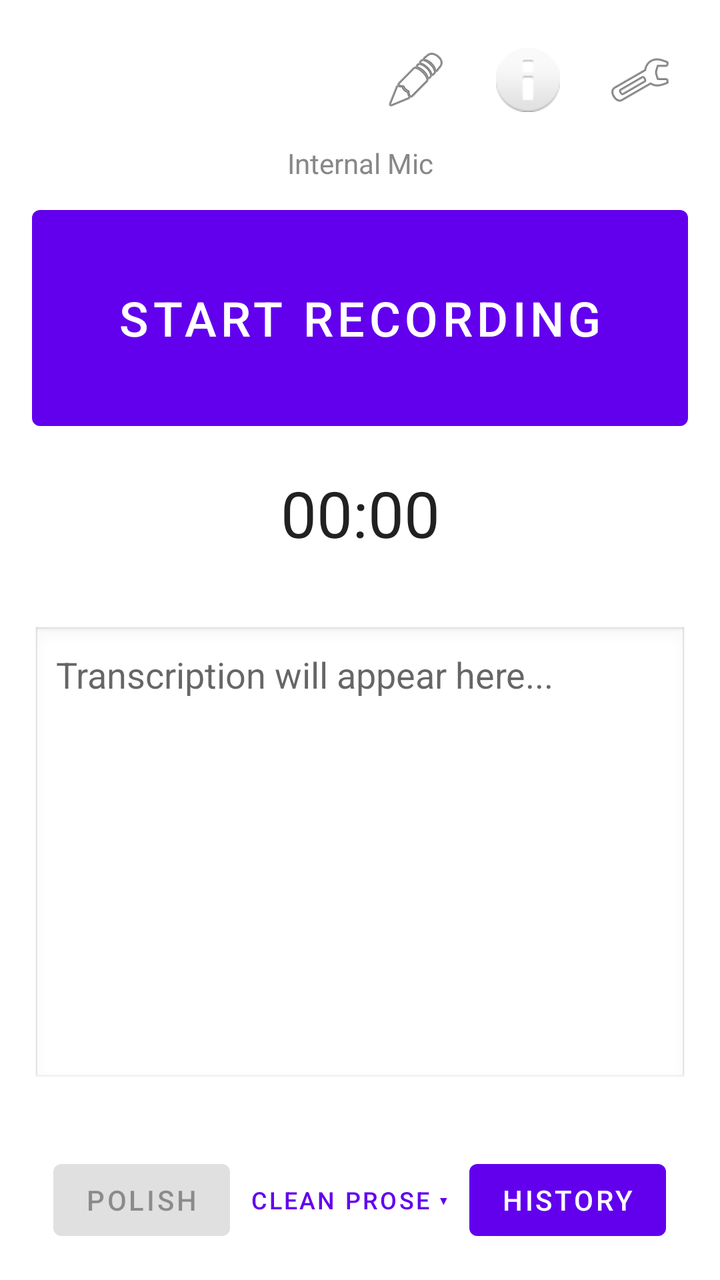
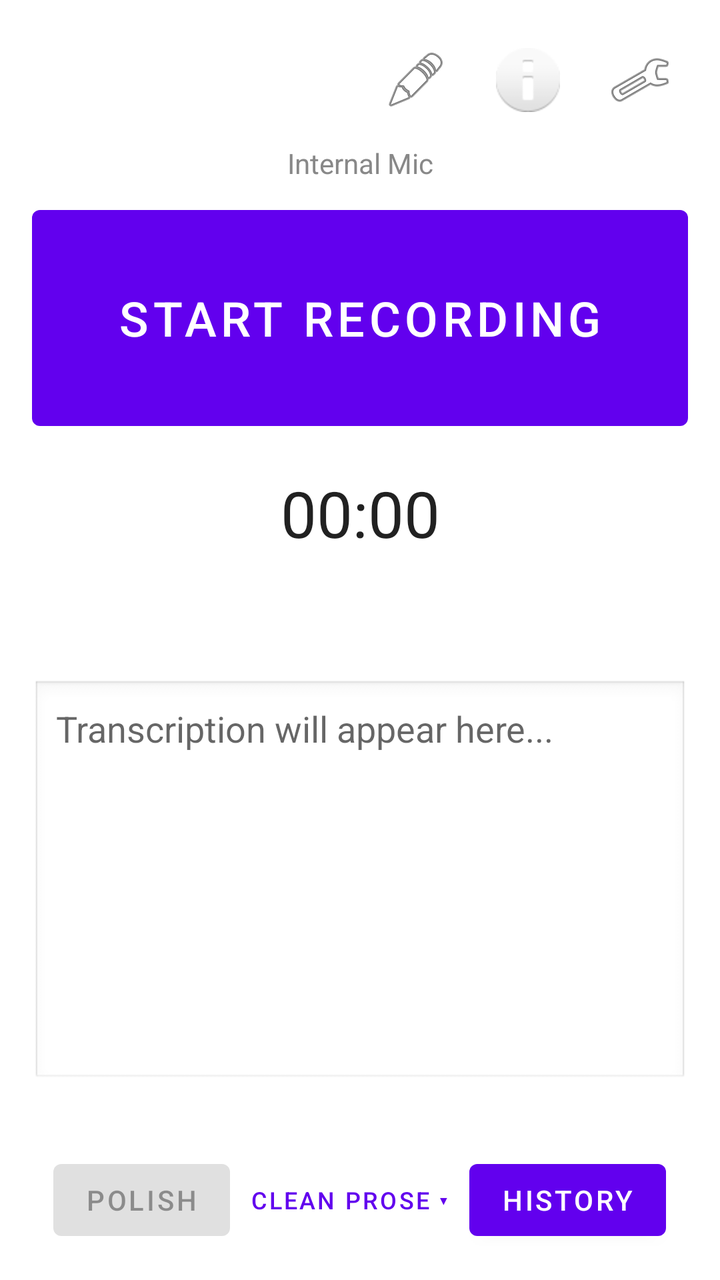

An Android layout rendered at two revisions. The XML below is the earlier revision; the diff shows what the commit changed to produce the second picture.
<!-- AndroidManifest.xml: application theme Theme.Stow -->
<!-- res/layout/activity_main.xml -->
<?xml version="1.0" encoding="utf-8"?>
<androidx.constraintlayout.widget.ConstraintLayout xmlns:android="http://schemas.android.com/apk/res/android"
    xmlns:app="http://schemas.android.com/apk/res-auto"
    xmlns:tools="http://schemas.android.com/tools"
    android:layout_width="match_parent"
    android:layout_height="match_parent"
    android:padding="16dp"
    tools:context=".MainActivity">

    <ImageButton
        android:id="@+id/btnJargon"
        android:layout_width="48dp"
        android:layout_height="48dp"
        android:src="@android:drawable/ic_menu_edit"
        android:contentDescription="Jargon Dictionary"
        android:background="?attr/selectableItemBackgroundBorderless"
        app:layout_constraintEnd_toStartOf="@+id/btnInfo"
        app:layout_constraintTop_toTopOf="parent"
        android:layout_marginEnd="8dp" />

    <ImageButton
        android:id="@+id/btnInfo"
        android:layout_width="48dp"
        android:layout_height="48dp"
        android:src="@android:drawable/ic_dialog_info"
        android:contentDescription="Info"
        android:background="?attr/selectableItemBackgroundBorderless"
        app:layout_constraintEnd_toStartOf="@+id/btnSettings"
        app:layout_constraintTop_toTopOf="parent"
        android:layout_marginEnd="8dp" />

    <ImageButton
        android:id="@+id/btnSettings"
        android:layout_width="48dp"
        android:layout_height="48dp"
        android:src="@android:drawable/ic_menu_preferences"
        android:contentDescription="Settings"
        android:background="?attr/selectableItemBackgroundBorderless"
        app:layout_constraintEnd_toEndOf="parent"
        app:layout_constraintTop_toTopOf="parent" />

    <TextView
        android:id="@+id/tvMicIndicator"
        android:layout_width="wrap_content"
        android:layout_height="wrap_content"
        android:layout_marginTop="8dp"
        android:text="Internal Mic"
        android:textSize="14sp"
        android:textColor="#888888"
        app:layout_constraintEnd_toEndOf="parent"
        app:layout_constraintStart_toStartOf="parent"
        app:layout_constraintTop_toBottomOf="@+id/btnSettings" />

    <Button
        android:id="@+id/btnRecord"
        android:layout_width="0dp"
        android:layout_height="120dp"
        android:text="Start Recording"
        android:textSize="24sp"
        android:layout_marginTop="8dp"
        app:layout_constraintEnd_toEndOf="parent"
        app:layout_constraintStart_toStartOf="parent"
        app:layout_constraintTop_toBottomOf="@+id/tvMicIndicator" />

    <Chronometer
        android:id="@+id/chronometer"
        android:layout_width="wrap_content"
        android:layout_height="wrap_content"
        android:textSize="32sp"
        android:layout_marginTop="16dp"
        app:layout_constraintTop_toBottomOf="@+id/btnRecord"
        app:layout_constraintStart_toStartOf="parent"
        app:layout_constraintEnd_toEndOf="parent" />

    <TextView
        android:id="@+id/tvUsage"
        android:layout_width="wrap_content"
        android:layout_height="wrap_content"
        android:layout_marginTop="8dp"
        android:textSize="14sp"
        android:textStyle="italic"
        app:layout_constraintTop_toBottomOf="@+id/chronometer"
        app:layout_constraintStart_toStartOf="parent"
        app:layout_constraintEnd_toEndOf="parent" />

    <TextView
        android:id="@+id/tvResultLabel"
        android:layout_width="0dp"
        android:layout_height="wrap_content"
        android:layout_marginTop="16dp"
        android:text="Result (editable)"
        android:textSize="13sp"
        android:textStyle="bold"
        android:visibility="gone"
        app:layout_constraintEnd_toEndOf="parent"
        app:layout_constraintStart_toStartOf="parent"
        app:layout_constraintTop_toBottomOf="@+id/tvUsage" />

    <EditText
        android:id="@+id/etTranscription"
        android:layout_width="0dp"
        android:layout_height="0dp"
        android:layout_marginTop="8dp"
        android:background="@android:drawable/edit_text"
        android:gravity="top|start"
        android:hint="Transcription will appear here..."
        android:inputType="textMultiLine|textCapSentences"
        android:minLines="4"
        android:padding="12dp"
        android:scrollbars="vertical"
        android:textSize="18sp"
        android:focusable="false"
        android:focusableInTouchMode="false"
        android:cursorVisible="false"
        android:longClickable="true"
        app:layout_constraintBottom_toTopOf="@+id/resultActionRow"
        app:layout_constraintEnd_toEndOf="parent"
        app:layout_constraintStart_toStartOf="parent"
        app:layout_constraintTop_toBottomOf="@+id/tvResultLabel" />

    <LinearLayout
        android:id="@+id/resultActionRow"
        android:layout_width="0dp"
        android:layout_height="wrap_content"
        android:layout_marginBottom="8dp"
        android:gravity="center"
        android:orientation="horizontal"
        android:visibility="gone"
        app:layout_constraintBottom_toTopOf="@+id/tvVersion"
        app:layout_constraintEnd_toEndOf="parent"
        app:layout_constraintStart_toStartOf="parent">

        <Button
            android:id="@+id/btnCopyResult"
            android:layout_width="0dp"
            android:layout_height="wrap_content"
            android:layout_weight="1"
            android:text="Copy" />
    </LinearLayout>

    <TextView
        android:id="@+id/tvVersion"
        android:layout_width="wrap_content"
        android:layout_height="wrap_content"
        android:layout_marginBottom="16dp"
        android:textColor="#888888"
        android:textSize="12sp"
        app:layout_constraintBottom_toTopOf="@+id/bottomButtonRow"
        app:layout_constraintStart_toStartOf="parent"
        app:layout_constraintEnd_toEndOf="parent" />

    <LinearLayout
        android:id="@+id/bottomButtonRow"
        android:layout_width="0dp"
        android:layout_height="wrap_content"
        android:gravity="center"
        android:orientation="horizontal"
        app:layout_constraintBottom_toBottomOf="parent"
        app:layout_constraintEnd_toEndOf="parent"
        app:layout_constraintStart_toStartOf="parent">

        <Button
            android:id="@+id/btnPolish"
            android:layout_width="wrap_content"
            android:layout_height="wrap_content"
            android:enabled="false"
            android:text="Polish" />

        <Button
            android:id="@+id/btnPolishPreset"
            style="?attr/borderlessButtonStyle"
            android:layout_width="wrap_content"
            android:layout_height="wrap_content"
            android:layout_marginStart="2dp"
            android:layout_marginEnd="2dp"
            android:contentDescription="Polish preset"
            android:ellipsize="end"
            android:maxLines="1"
            android:maxWidth="132dp"
            android:textSize="12sp"
            android:text="Clean prose ▾" />

        <Button
            android:id="@+id/btnHistory"
            android:layout_width="wrap_content"
            android:layout_height="wrap_content"
            android:text="History" />
    </LinearLayout>

</androidx.constraintlayout.widget.ConstraintLayout>
<!-- resources referenced by this layout -->
<resources>
  <style name="Theme.Stow" parent="Theme.MaterialComponents.DayNight.DarkActionBar">
          
          <item name="colorPrimary">@color/primary</item>
          <item name="colorPrimaryVariant">@color/primaryDark</item>
          <item name="colorOnPrimary">@color/white</item>
          
          <item name="colorSecondary">@color/accent</item>
          <item name="colorSecondaryVariant">@color/accent</item>
          <item name="colorOnSecondary">@color/black</item>
      </style>
  <color name="primary">#6200EE</color>
  <color name="primaryDark">#3700B3</color>
  <color name="white">#FFFFFFFF</color>
  <color name="accent">#03DAC5</color>
  <color name="black">#FF000000</color>
</resources>

<!-- the commit's change to res/layout/activity_main.xml (unified diff, before → after) -->
@@ -84,17 +84,48 @@
         app:layout_constraintEnd_toEndOf="parent" />
 
     <TextView
-        android:id="@+id/tvResultLabel"
-        android:layout_width="0dp"
-        android:layout_height="wrap_content"
-        android:layout_marginTop="16dp"
-        android:text="Result (editable)"
-        android:textSize="13sp"
-        android:textStyle="bold"
+        android:id="@+id/tvStatus"
+        android:layout_width="0dp"
+        android:layout_height="wrap_content"
+        android:layout_marginTop="8dp"
+        android:gravity="center"
+        android:textColor="#888888"
+        android:textSize="14sp"
+        app:layout_constraintEnd_toEndOf="parent"
+        app:layout_constraintStart_toStartOf="parent"
+        app:layout_constraintTop_toBottomOf="@+id/tvUsage" />
+
+    <LinearLayout
+        android:id="@+id/resultHeaderRow"
+        android:layout_width="0dp"
+        android:layout_height="wrap_content"
+        android:layout_marginTop="12dp"
+        android:gravity="center_vertical"
+        android:orientation="horizontal"
         android:visibility="gone"
         app:layout_constraintEnd_toEndOf="parent"
         app:layout_constraintStart_toStartOf="parent"
-        app:layout_constraintTop_toBottomOf="@+id/tvUsage" />
+        app:layout_constraintTop_toBottomOf="@+id/tvStatus">
+
+        <TextView
+            android:id="@+id/tvResultLabel"
+            android:layout_width="0dp"
+            android:layout_height="wrap_content"
+            android:layout_weight="1"
+            android:text="Result (editable)"
+            android:textSize="13sp"
+            android:textStyle="bold" />
+
+        <Button
+            android:id="@+id/btnToggleVariant"
+            style="?attr/borderlessButtonStyle"
+            android:layout_width="wrap_content"
+            android:layout_height="wrap_content"
+            android:minWidth="0dp"
+            android:text="Show raw"
+            android:textSize="12sp"
+            android:visibility="gone" />
+    </LinearLayout>
 
     <EditText
         android:id="@+id/etTranscription"
@@ -116,7 +147,7 @@
         app:layout_constraintBottom_toTopOf="@+id/resultActionRow"
         app:layout_constraintEnd_toEndOf="parent"
         app:layout_constraintStart_toStartOf="parent"
-        app:layout_constraintTop_toBottomOf="@+id/tvResultLabel" />
+        app:layout_constraintTop_toBottomOf="@+id/resultHeaderRow" />
 
     <LinearLayout
         android:id="@+id/resultActionRow"
